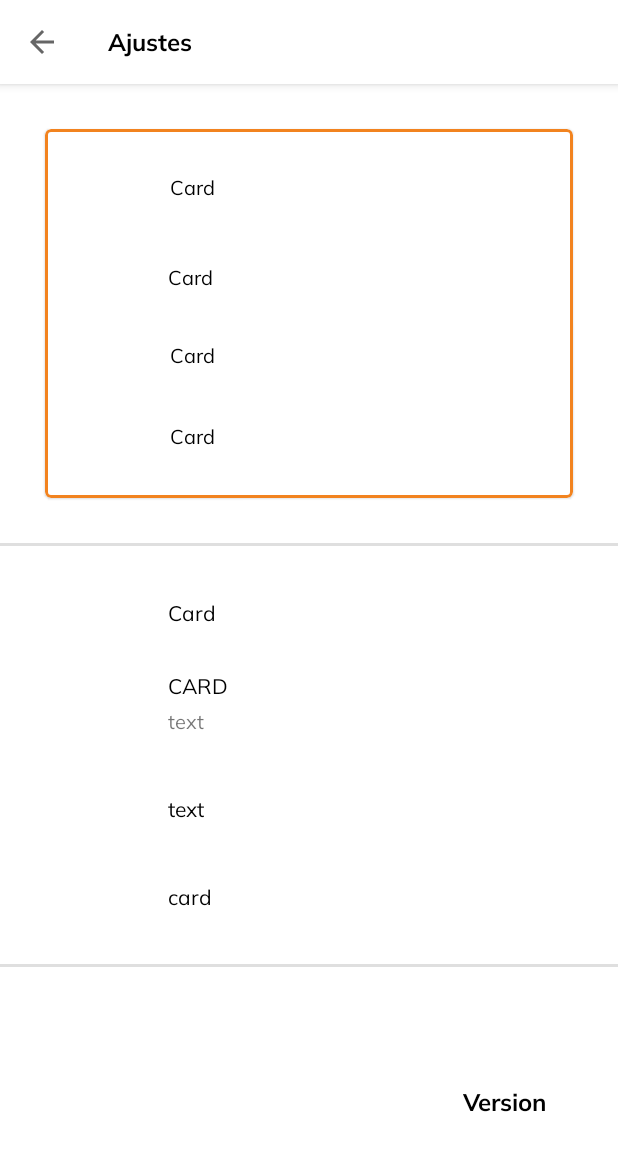
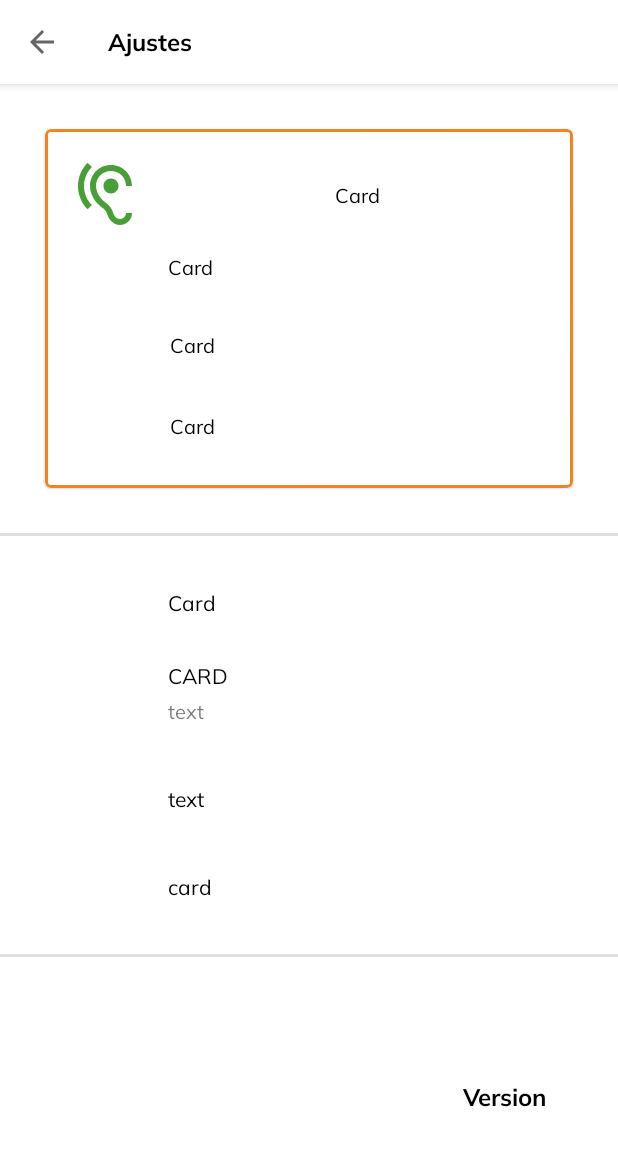
Before and after one commit to PaulGuillen/ROAL-Dev, an Android app: the SettingsActivity screen opened directly, with no data from a screen before it, on a phone screen of 412 x 824 dp. Shown: the top 1151 px of the screen. Run offline under Robolectric (Android 15) with nearby library versions, the phone set to English and light mode, and no system bars.

Commit message:
Fixing view in SettingsActivity

```diff
--- /dev/null
+++ b/app/src/main/res/drawable/ic_baseline_hearing_24.xml
@@ -0,0 +1,5 @@
+<vector android:height="48dp" android:tint="#499F37"
+    android:viewportHeight="24" android:viewportWidth="24"
+    android:width="48dp" xmlns:android="http://schemas.android.com/apk/res/android">
+    <path android:fillColor="@android:color/white" android:pathData="M17,20c-0.29,0 -0.56,-0.06 -0.76,-0.15 -0.71,-0.37 -1.21,-0.88 -1.71,-2.38 -0.51,-1.56 -1.47,-2.29 -2.39,-3 -0.79,-0.61 -1.61,-1.24 -2.32,-2.53C9.29,10.98 9,9.93 9,9c0,-2.8 2.2,-5 5,-5s5,2.2 5,5h2c0,-3.93 -3.07,-7 -7,-7S7,5.07 7,9c0,1.26 0.38,2.65 1.07,3.9 0.91,1.65 1.98,2.48 2.85,3.15 0.81,0.62 1.39,1.07 1.71,2.05 0.6,1.82 1.37,2.84 2.73,3.55 0.51,0.23 1.07,0.35 1.64,0.35 2.21,0 4,-1.79 4,-4h-2c0,1.1 -0.9,2 -2,2zM7.64,2.64L6.22,1.22C4.23,3.21 3,5.96 3,9s1.23,5.79 3.22,7.78l1.41,-1.41C6.01,13.74 5,11.49 5,9s1.01,-4.74 2.64,-6.36zM11.5,9c0,1.38 1.12,2.5 2.5,2.5s2.5,-1.12 2.5,-2.5 -1.12,-2.5 -2.5,-2.5 -2.5,1.12 -2.5,2.5z"/>
+</vector>
--- a/app/src/main/res/layout/activity_settings.xml
+++ b/app/src/main/res/layout/activity_settings.xml
@@ -4,8 +4,8 @@
     xmlns:tools="http://schemas.android.com/tools"
     android:layout_width="match_parent"
     android:layout_height="match_parent"
-    tools:context=".view.settings.SettingsActivity"
-    android:fillViewport="true">
+    android:fillViewport="true"
+    tools:context=".view.settings.SettingsActivity">
 
     <androidx.constraintlayout.widget.ConstraintLayout
         android:layout_width="match_parent"
@@ -43,13 +43,11 @@
             app:strokeColor="@color/orange_principal"
             app:strokeWidth="2dp">
 
-
             <androidx.constraintlayout.widget.ConstraintLayout
                 android:id="@+id/constraint_layout_dos"
                 android:layout_width="match_parent"
                 android:layout_height="match_parent"
                 android:paddingBottom="30dp">
-
 
                 <androidx.constraintlayout.widget.Guideline
                     android:id="@+id/guideline_cardview_start"
@@ -58,36 +56,32 @@
                     android:orientation="vertical"
                     app:layout_constraintGuide_begin="80dp" />
 
-                <LinearLayout
-                    android:id="@+id/linearlayout_corazon"
-                    android:layout_width="match_parent"
+                <ImageView
+                    android:id="@+id/imageView2"
+                    android:layout_width="wrap_content"
                     android:layout_height="wrap_content"
-                    android:layout_marginTop="30dp"
-                    android:orientation="horizontal"
-                    app:layout_constraintEnd_toEndOf="parent"
+                    android:layout_gravity="center_vertical"
+                    android:layout_margin="20dp"
+                    android:src="@drawable/ic_baseline_hearing_24"
+                    app:layout_constraintEnd_toStartOf="@+id/guideline_cardview_start"
                     app:layout_constraintStart_toStartOf="parent"
-                    app:layout_constraintTop_toTopOf="parent">
-
-                    <ImageView
-                        android:layout_width="0dp"
-                        android:layout_height="30dp"
-                        android:layout_gravity="center_vertical"
-                        android:layout_weight="0.28"
+                    app:layout_constraintTop_toTopOf="parent"
                     tools:ignore="ContentDescription" />
 
                 <TextView
-                        android:layout_width="0dp"
-                        android:layout_height="wrap_content"
-                        android:layout_weight="0.90"
+                    android:id="@+id/text"
+                    android:layout_width="wrap_content"
+                    android:layout_height="match_parent"
                     android:fontFamily="@font/mulish_regular"
                     android:paddingEnd="15dp"
                     android:text="Card"
                     android:textColor="@color/black"
                     android:textSize="13sp"
+                    app:layout_constraintBottom_toBottomOf="@+id/imageView2"
+                    app:layout_constraintEnd_toEndOf="parent"
+                    app:layout_constraintStart_toStartOf="@+id/guideline_cardview_start"
+                    app:layout_constraintTop_toTopOf="@+id/imageView2"
                     tools:ignore="RtlSymmetry" />
-
-
-                </LinearLayout>
 
                 <LinearLayout
                     android:id="@+id/linearlayout_exclamacion"
@@ -97,7 +91,7 @@
                     android:orientation="horizontal"
                     app:layout_constraintEnd_toEndOf="parent"
                     app:layout_constraintStart_toStartOf="parent"
-                    app:layout_constraintTop_toBottomOf="@id/linearlayout_corazon">
+                    app:layout_constraintTop_toBottomOf="@id/text">
 
                     <ImageView
                         android:layout_width="0dp"
@@ -107,9 +101,9 @@
                         tools:ignore="ContentDescription" />
 
                     <TextView
-                        android:layout_marginEnd="5dp"
                         android:layout_width="0dp"
                         android:layout_height="wrap_content"
+                        android:layout_marginEnd="5dp"
                         android:layout_weight="0.90"
                         android:fontFamily="@font/mulish_regular"
                         android:text="Card"
```
Lines whose indentation alone changed are shown as unchanged.
